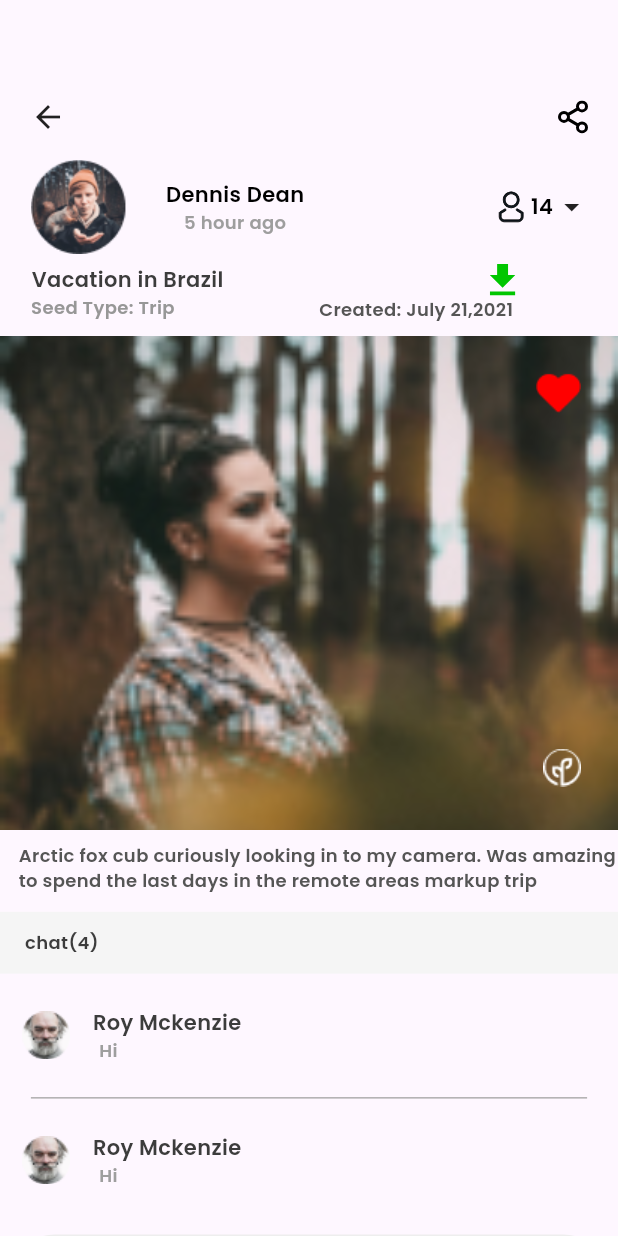
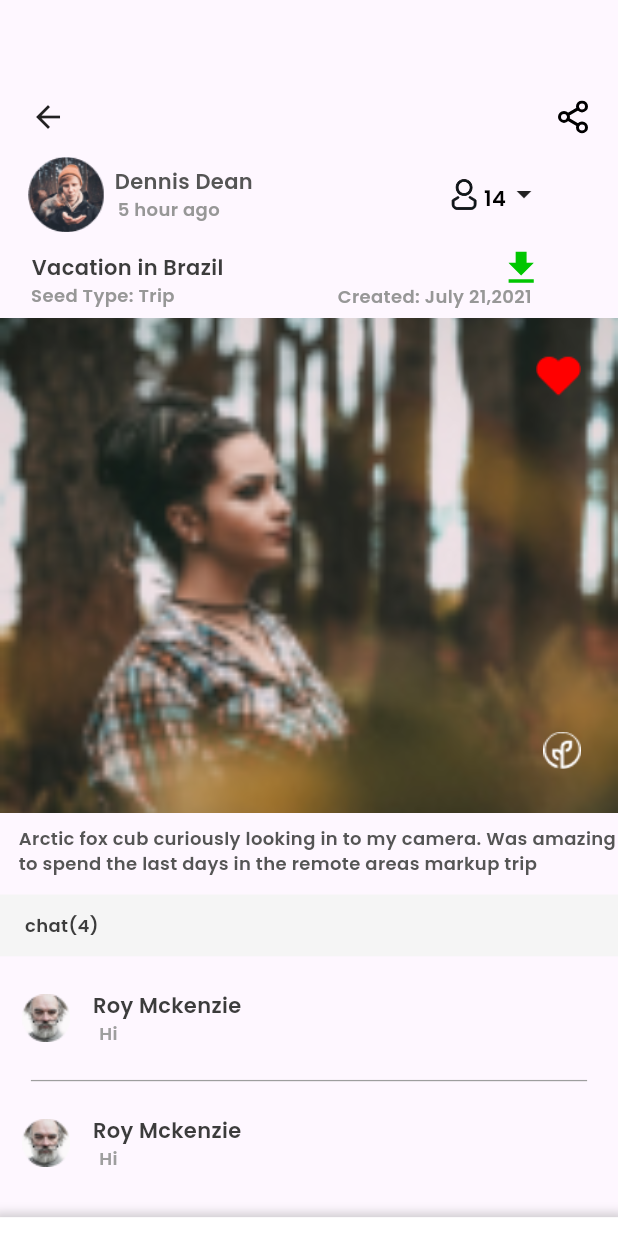
Before and after one commit to expertdev-designer/seed, a Flutter app: the SeedDetail screen opened directly, on a phone screen of 412 x 824 dp. Run offline on Flutter 3.47's test engine with Material 2 defaults, Android fonts, the phone set to English and light mode, and no system bars; our stand-ins replace flutter_svg, google_fonts.

Commit message:
change in seed detail

```diff
--- a/lib/data/broadcast_name.dart
+++ b/lib/data/broadcast_name.dart
@@ -27,7 +27,7 @@ class _BroadcastName extends State<BroadcastName> {
             onTap: () {
               Navigator.push(
                 context,
-                MaterialPageRoute(builder: (context) => NewGroup()),
+                MaterialPageRoute(builder: (context) => ConnectionList()),
               );
             },
           ),
--- a/lib/main.dart
+++ b/lib/main.dart
@@ -442,7 +442,8 @@ class _MyHomePageState extends State<MyHomePage> {
                 SizedBox(
                   height: height * 0.03,
                 ),
-                Container(
+                Expanded(
+                  child: Container(
                     height: height*0.54,
                     child: GridView.builder(
                       // physics: NeverScrollableScrollPhysics(),
@@ -456,6 +457,7 @@ class _MyHomePageState extends State<MyHomePage> {
                         mainAxisSpacing: 4.0, // Spacing between rows
                         crossAxisSpacing: 4.0, // Spacing between columns
                         childAspectRatio: 1.0, // Aspect ratio of each grid item
+                      ),
                     ),
                   ),
                 )
--- a/lib/models/connections.dart
+++ b/lib/models/connections.dart
@@ -341,10 +341,12 @@ class _ConnectionsState extends State<Connections> {
                                                                   left: MediaQuery.of(context).size.height * 0.04,
                                                                   right: MediaQuery.of(context).size.height * 0.04,
                                                                 ),
-                                                                child: Container(
-                                                                  width: MediaQuery.of(context).size.width * 0.003,
-                                                                  height: MediaQuery.of(context).size.height*0.073,
-                                                                  color: Colors.grey,
+                                                                child: Center(
+                                                                  child: Container(
+                                                                    width: MediaQuery.of(context).size.width * 0.003,
+                                                                    height: MediaQuery.of(context).size.height*0.075,
+                                                                    color: Colors.grey,
+                                                                  ),
                                                                 ),
                                                               ),
                                                               Padding(
--- a/lib/screens/seed_detail.dart
+++ b/lib/screens/seed_detail.dart
@@ -16,7 +16,8 @@ class SeedDetail extends StatelessWidget{
     var height = MediaQuery.of(context).size.height;
 
     return Scaffold(
-      body: SingleChildScrollView(
+      body: Container(
+        child: SingleChildScrollView(
           child: Column(
             children: [
               SizedBox(height: height*0.08,),
@@ -36,50 +37,49 @@ class SeedDetail extends StatelessWidget{
                   ],
                 ),
               ),
-            SizedBox(height: height*0.02,),
+              SizedBox(height: height*0.01,),
 
               Row(
 
                 children: [
-                SizedBox(width: width*0.05,),
-                Image.asset(AppImages.profileImage2,
-                 // width: MediaQuery.of(context).size.width*0.2,
-                  //height: MediaQuery.of(context).size.height*0.2,
+                  SizedBox(width: width*0.03,),
+                  Transform.scale(
+                    scale: 0.8,
+                    child: Image.asset(AppImages.profileImage2,
+                      //width: MediaQuery.of(context).size.width*0.2,
+                      //height: MediaQuery.of(context).size.height*0.02,
+                    ),
                   ),
 
                   SizedBox(height: height*0.0,),
                   Column(
                     children: [
-                    SizedBox(width: width*0.35,),
+                      //SizedBox(width: width*0.01,),
                       Text(AppStrings.dennis,
                         style: GoogleFonts.poppins(
                           fontSize: 14,
                           fontWeight: FontWeight.w600,
-                        color: Colors.black,
+                          color: AppColors.textColorGrey,
                         ),
                       ),
-                    SizedBox(width: width*0.35,),
-                    Text(AppStrings.hourago,
+                      //SizedBox(width: width*0.35,),
+                      Padding(
+                        padding: const EdgeInsets.only(right:20),
+                        child: Text(AppStrings.hourago,
                           style: GoogleFonts.poppins(
                             fontSize: 12,
                             fontWeight: FontWeight.w600,
-                        color: Colors.grey,
+                            color: AppColors.textColorLightGrey,
+                          ),
                         ),
                       ),
                     ],
                   ),
+                  SizedBox(width: width* 0.32,),
+                  SvgPicture.asset(AppImages.profileIcon),
+                  SizedBox(width: width* 0.01,),
                   Padding(
-                  padding:  EdgeInsets.only(
-                    top: MediaQuery.of(context).size.height * 0.00,
-                    left: MediaQuery.of(context).size.width* 0.25,
-                  ),
-                  child: SvgPicture.asset(AppImages.profileIcon),
-                ),
-                Padding(
-                  padding:  EdgeInsets.only(
-                    top: MediaQuery.of(context).size.height * 0.00,
-                    left: MediaQuery.of(context).size.width* 0.01,
-                  ),
+                    padding: const EdgeInsets.only(top: 6),
                     child: Text(AppStrings.num14,
                       style: GoogleFonts.poppins(
                         fontSize: 14,
@@ -88,26 +88,17 @@ class SeedDetail extends StatelessWidget{
                       ),
                     ),
                   ),
-                 Padding(
-                  padding: EdgeInsets.only(
-                    top: MediaQuery.of(context).size.height * 0.00,
-                    left: MediaQuery.of(context).size.width* 0.001,
-                  ),
-                  child: Icon(Icons.arrow_drop_down),
-                ),
+                   Icon(Icons.arrow_drop_down),
 
                 ],
               ),
               SizedBox(height: 6,),
 
               Row(
+                mainAxisAlignment: MainAxisAlignment.start,
                 children: [
-                Padding(
-                  padding:  EdgeInsets.only(
-                    top: MediaQuery.of(context).size.height * 0.00,
-                    left: MediaQuery.of(context).size.width* 0.05,
-                  ),
-                  child: Column(
+                  SizedBox(width: width* 0.05,),
+                  Column(
                     children: [
                       Text(AppStrings.vactiontxt,
                         style: GoogleFonts.poppins(
@@ -117,11 +108,9 @@ class SeedDetail extends StatelessWidget{
                         ),
                       ),
 
+
                       Padding(
-                        padding: EdgeInsets.only(
-                          top: MediaQuery.of(context).size.height * 0.00,
-                          right: MediaQuery.of(context).size.width* 0.08,
-                        ),
+                        padding:  EdgeInsets.only(right: width*0.08),
                         child: Text(AppStrings.seedtypetrip,
                           style: GoogleFonts.poppins(
                             fontSize: 12,
@@ -132,15 +121,11 @@ class SeedDetail extends StatelessWidget{
                       ),
                     ],
                   ),
-                ),
+                  SizedBox(width: width* 0.18,),
 
-                Padding(
-                  padding:  EdgeInsets.only(
-                    top: MediaQuery.of(context).size.height * 0.00,
-                    left: MediaQuery.of(context).size.width* 0.15,
-                  ),
-                  child: Column(
+                  Column(
                     children: [
+                      //SizedBox(width: width* 0.28,),
                       Padding(
                         padding: EdgeInsets.only(
                           left: MediaQuery.of(context).size.width* 0.28,
@@ -151,22 +136,18 @@ class SeedDetail extends StatelessWidget{
                         style: GoogleFonts.poppins(
                           fontSize: 12,
                           fontWeight: FontWeight.w600,
-                          color: AppColors.textColorGrey,
+                          color: AppColors.textColorLightGrey,
                         ),
                       ),
                     ],
-                  ),
                   ),
                 ],
               ),
               SizedBox(height: 6,),
 
-            Padding(
-              padding: EdgeInsets.only(
-                top: MediaQuery.of(context).size.height * 0.004,
-              ),
-              child: Stack(
+              Stack(
                 children:[
+                  SizedBox(height: height * 0.004,),
                   Container(
                     child: Image.asset(
                        AppImages.image5,
@@ -188,11 +169,10 @@ class SeedDetail extends StatelessWidget{
                     ),),
               ],
               ),
-            ),
+              SizedBox(height: height * 0.01,),
 
               Padding(
                 padding: EdgeInsets.only(
-                top: MediaQuery.of(context).size.height * 0.01,
                   left: MediaQuery.of(context).size.width* 0.03,
                 ),
                 child: Text(AppStrings.seeddetailtxt,
@@ -204,11 +184,8 @@ class SeedDetail extends StatelessWidget{
                 ),
               ),
 
-            Padding(
-              padding:  EdgeInsets.only(
-                top: MediaQuery.of(context).size.height * 0.015,
-              ),
-              child: Container(
+              SizedBox(height: height * 0.015,),
+              Container(
                 width: MediaQuery.of(context).size.width*1.0,
                 height: MediaQuery.of(context).size.height*0.05,
                 color: AppColors.greyColorButton,
@@ -222,7 +199,6 @@ class SeedDetail extends StatelessWidget{
                         fontSize: 12,
                         fontWeight: FontWeight.w600,
                         color: AppColors.textColorBlack,
-                      ),
                       ),
                     ),
                   ),
@@ -296,12 +272,32 @@ class SeedDetail extends StatelessWidget{
 
                     ],
                   ),
+                  SizedBox(height: height * 0.01,),
+                ],
+              ),
+              //Stack(children:[ Text('hello')],),
 
-                Padding(
-                  padding:  EdgeInsets.all(MediaQuery.of(context).size.height*0.01),
+              Container(
+
+                width: width*1.0,
+                height: height*0.1,
+                decoration: BoxDecoration(
+                  color: Colors.white,
+                  boxShadow: [
+                    BoxShadow(
+                      color: Colors.grey.withOpacity(0.5),  // Shadow color
+                      offset: Offset(0, 2),                 // Offset in x and y direction
+                      blurRadius: 5,                        // Blur radius
+                      spreadRadius: 5,                      // Spread radius
+                    ),
+                  ],
+                ),
+
                 child: Stack(
                   children: [
-                        Container(
+                    Center(
+                      child: Container(
+                        width: width*0.9,
                         decoration: BoxDecoration(
                           borderRadius: BorderRadius.circular(40.0),
                           color: Colors.grey[200],
@@ -316,10 +312,11 @@ class SeedDetail extends StatelessWidget{
                           ),
                         ),
                       ),
+                    ),
 
                     Positioned(
-                             right: MediaQuery.of(context).size.height*0.02,
-                             bottom: MediaQuery.of(context).size.height*0.003,
+                      right: MediaQuery.of(context).size.height*0.03,
+                      bottom: MediaQuery.of(context).size.height*0.02,
                       child: TextButton(onPressed: (){},
                         child: Text(AppStrings.send,
                           style: GoogleFonts.poppins(
@@ -336,8 +333,6 @@ class SeedDetail extends StatelessWidget{
 
             ],
           ),
-
-          ],
         ),
       ),
     );
--- a/lib/utils/app_strings.dart
+++ b/lib/utils/app_strings.dart
@@ -77,5 +77,5 @@ class AppStrings {
   static String chat='chat(4)';
   static String hi='Hi';
   static String india= 'India';
-  static String send='Send';
+  static String send='SEND';
 }
```
Also changed, not shown: pubspec.lock. Lines whose indentation alone changed are shown as unchanged.
